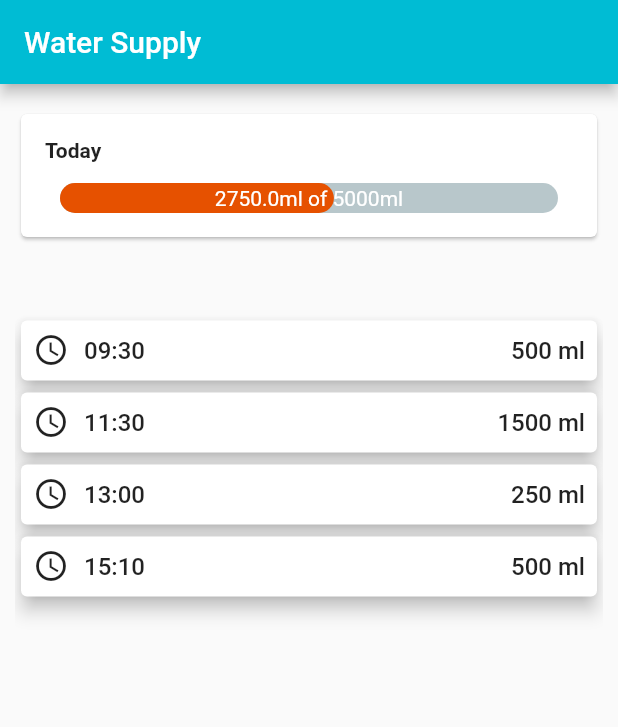
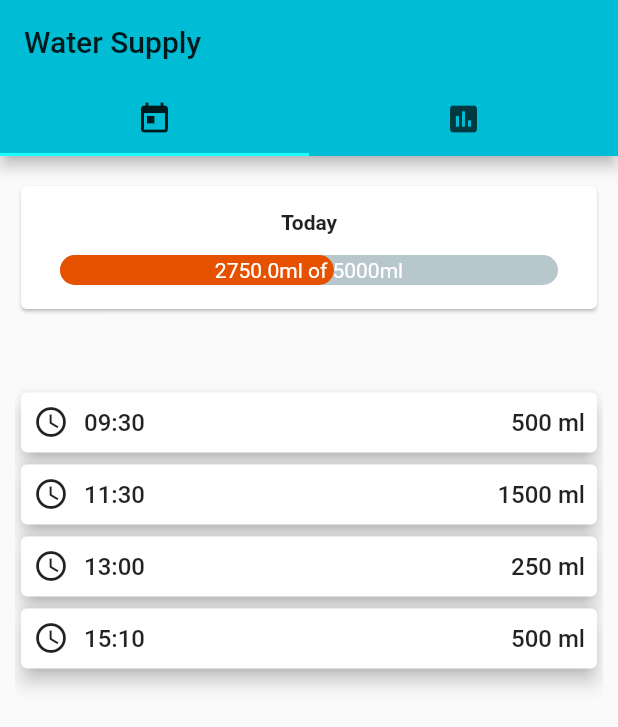
Before and after one commit to snaksa/eating-habits-mobile, a Flutter app: the screen it shows after launch, on a phone screen of 412 x 824 dp. Shown: the top 727 px of the screen. Run offline on Flutter 3.47's test engine with Material 2 defaults, Android fonts, the phone set to English and light mode, and no system bars; drawn by our look-alikes of percent_indicator; our stand-ins replace charts_flutter.

Commit message:
Add Water Supply stats tabs

```diff
--- a/lib/main.dart
+++ b/lib/main.dart
@@ -1,4 +1,4 @@
-import 'package:eating_habits_mobile/widgets/screens/water-supply.dart';
+import './widgets/screens/water-supply.dart';
 import 'package:flutter/material.dart';
 import './widgets/screens/weight-balance.dart';
 
--- a/lib/widgets/charts/weight-chart.dart
+++ b/lib/widgets/charts/weight-chart.dart
@@ -1,6 +1,5 @@
-/// Timeseries chart example
 import 'package:charts_flutter/flutter.dart' as charts;
-import 'package:eating_habits_mobile/models/weight.dart';
+import '../../models/weight.dart';
 import 'package:flutter/material.dart';
 
 class WeightSeries {
--- /dev/null
+++ b/lib/widgets/screens/water-supply-daily.dart
@@ -0,0 +1,114 @@
+import 'package:eating_habits_mobile/widgets/water-daily-summary.dart';
+import 'package:flutter/material.dart';
+import '../../widgets/water-daily-stats.dart';
+import '../../models/water.dart';
+
+class WaterSupplyDailyScreen extends StatefulWidget {
+  @override
+  _WaterSupplyDailyScreenState createState() => _WaterSupplyDailyScreenState();
+}
+
+class _WaterSupplyDailyScreenState extends State<WaterSupplyDailyScreen> {
+  final DateTime todayDate = DateTime(2020, 4, 2);
+  final List<Water> waters = [
+    Water(
+      date: DateTime(2020, 4, 2, 9, 30),
+      amount: 500,
+    ),
+    Water(
+      date: DateTime(2020, 4, 2, 11, 30),
+      amount: 1500,
+    ),
+    Water(
+      date: DateTime(2020, 4, 2, 13, 0),
+      amount: 250,
+    ),
+    Water(
+      date: DateTime(2020, 4, 2, 15, 10),
+      amount: 500,
+    ),
+  ];
+
+  // void _addWeightRecord(Weight weight) {
+  //   setState(() {
+  //     weights.add(weight);
+  //     weights.sort((Weight a, Weight b) => a.date.compareTo(b.date));
+  //   });
+  // }
+
+  void _deleteWaterRecord(Water water) {
+    setState(() {
+      waters.removeWhere((w) => w.id == water.id);
+    });
+  }
+
+  @override
+  Widget build(BuildContext context) {
+    final mediaQuery = MediaQuery.of(context);
+
+    final waterRecords = waters
+        .where((Water water) =>
+            water.date.day == todayDate.day &&
+            water.date.month == todayDate.month &&
+            water.date.year == todayDate.year)
+        .toList();
+
+    waterRecords.sort((Water a, Water b) => a.date.compareTo(b.date));
+
+    final appBar = AppBar(
+      title: Text(
+        'Water Supply',
+        style: TextStyle(color: Colors.white),
+      ),
+    );
+
+    double current = 0;
+    waterRecords.forEach((Water water) {
+      current += water.amount;
+    });
+
+    int target = 5000;
+
+    return Center(
+      child: Padding(
+        padding: const EdgeInsets.only(
+          top: 0,
+          left: 10,
+          right: 10,
+          bottom: 0,
+        ),
+        child: SingleChildScrollView(
+          child: Column(
+            children: <Widget>[
+              Container(
+                alignment: Alignment.topCenter,
+                height: (mediaQuery.size.height -
+                        appBar.preferredSize.height -
+                        mediaQuery.padding.top) *
+                    0.2,
+                child: Column(
+                  children: <Widget>[
+                    WaterDailyStats(current: current, target: target),
+                  ],
+                ),
+              ),
+              Container(
+                height: (mediaQuery.size.height -
+                        appBar.preferredSize.height -
+                        mediaQuery.padding.top) *
+                    0.8,
+                child: ListView.builder(
+                  itemCount: waterRecords.length,
+                  itemBuilder: (BuildContext ctx, int index) {
+                    return WaterDailySummary(waterRecords[index],
+                        deleteWaterRecord: _deleteWaterRecord);
+                  },
+                ),
+              ),
+            ],
+          ),
+        ),
+      ),
+    );
+  }
+}
--- a/lib/widgets/screens/water-supply.dart
+++ b/lib/widgets/screens/water-supply.dart
@@ -1,7 +1,7 @@
-import 'package:eating_habits_mobile/widgets/water-daily-summary.dart';
 import 'package:flutter/material.dart';
-import '../../widgets/water-daily-stats.dart';
-import '../../models/water.dart';
+
+import '../../widgets/screens/water-supply-daily-stats.dart';
+import '../../widgets/screens/water-supply-daily.dart';
 
 class WaterSupplyScreen extends StatefulWidget {
   @override
@@ -10,106 +10,27 @@ class WaterSupplyScreen extends StatefulWidget {
 
 class _WaterSupplyScreenState extends State<WaterSupplyScreen> {
   final DateTime todayDate = DateTime(2020, 4, 2);
-  final List<Water> waters = [
-    Water(
-      date: DateTime(2020, 4, 2, 9, 30),
-      amount: 500,
-    ),
-    Water(
-      date: DateTime(2020, 4, 2, 11, 30),
-      amount: 1500,
-    ),
-    Water(
-      date: DateTime(2020, 4, 2, 13, 0),
-      amount: 250,
-    ),
-    Water(
-      date: DateTime(2020, 4, 2, 15, 10),
-      amount: 500,
-    ),
-  ];
-
-  // void _addWeightRecord(Weight weight) {
-  //   setState(() {
-  //     weights.add(weight);
-  //     weights.sort((Weight a, Weight b) => a.date.compareTo(b.date));
-  //   });
-  // }
-
-  void _deleteWaterRecord(Water water) {
-    setState(() {
-      waters.removeWhere((w) => w.id == water.id);
-    });
-  }
 
   @override
   Widget build(BuildContext context) {
-    final mediaQuery = MediaQuery.of(context);
 
-    final waterRecords = waters
-        .where((Water water) =>
-            water.date.day == todayDate.day &&
-            water.date.month == todayDate.month &&
-            water.date.year == todayDate.year)
-        .toList();
-
-    waterRecords.sort((Water a, Water b) => a.date.compareTo(b.date));
-
-    final appBar = AppBar(
-      title: Text(
-        'Water Supply',
-        style: TextStyle(color: Colors.white),
-      ),
-    );
-
-    double current = 0;
-    waterRecords.forEach((Water water) {
-      current += water.amount;
-    });
-
-    int target = 5000;
-
-    return Scaffold(
-      appBar: appBar,
-      body: Center(
-        child: Padding(
-          padding: const EdgeInsets.only(
-            top: 0,
-            left: 10,
-            right: 10,
-            bottom: 0,
+    return DefaultTabController(
+      length: 2,
+      child: Scaffold(
+        appBar: AppBar(
+          bottom: TabBar(
+            tabs: [
+              Tab(icon: Icon(Icons.today)),
+              Tab(icon: Icon(Icons.insert_chart)),
+            ],
           ),
-          child: SingleChildScrollView(
-            child: Column(
-              children: <Widget>[
-                Container(
-                  alignment: Alignment.topCenter,
-                  height: (mediaQuery.size.height -
-                          appBar.preferredSize.height -
-                          mediaQuery.padding.top) *
-                      0.2,
-                  child: Column(
-                    children: <Widget>[
-                      WaterDailyStats(current: current, target: target),
-                    ],
-                  ),
-                ),
-                Container(
-                  height: (mediaQuery.size.height -
-                          appBar.preferredSize.height -
-                          mediaQuery.padding.top) *
-                      0.8,
-                  child: ListView.builder(
-                    itemCount: waterRecords.length,
-                    itemBuilder: (BuildContext ctx, int index) {
-                      return WaterDailySummary(waterRecords[index],
-                          deleteWaterRecord: _deleteWaterRecord);
-                    },
-                  ),
-                ),
-              ],
-            ),
-          ),
+          title: Text('Water Supply'),
+        ),
+        body: TabBarView(
+          children: [
+            WaterSupplyDailyScreen(),
+            WaterSupplyStatsScreen(),
+          ],
         ),
       ),
     );
--- a/lib/widgets/water-daily-stats.dart
+++ b/lib/widgets/water-daily-stats.dart
@@ -20,7 +20,6 @@ class WaterDailyStats extends StatelessWidget {
         child: Padding(
           padding: const EdgeInsets.all(16.0),
           child: Column(
-            crossAxisAlignment: CrossAxisAlignment.start,
             children: [
               Text(
                 'Today',
```
Also changed, not shown: lib/widgets/charts/water-supply-chart.dart (added, +76 -0 lines), lib/widgets/screens/water-supply-daily-stats.dart (added, +105 -0 lines).
